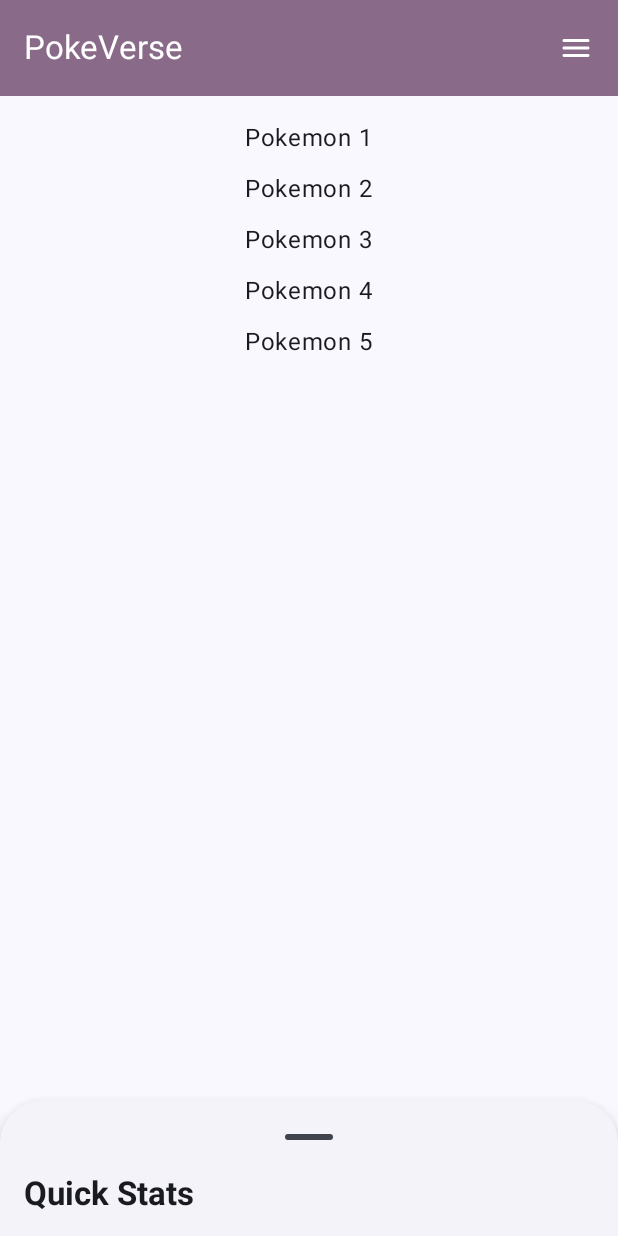
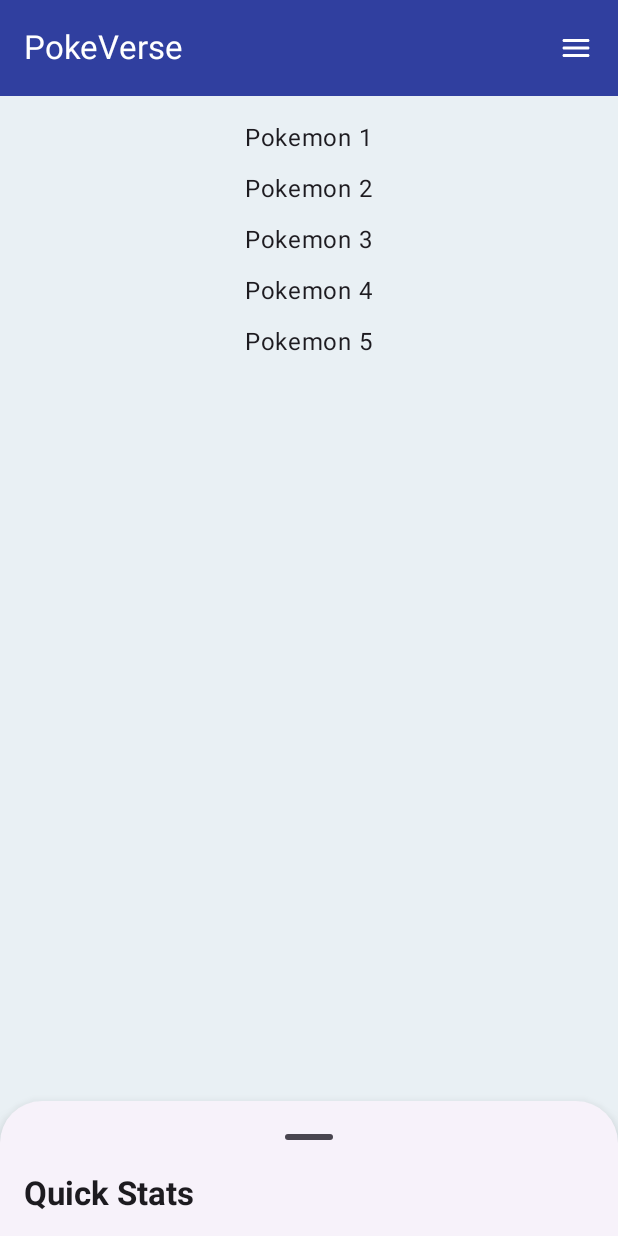
Before and after one commit to Cameron-Fisher-DVT/poke_verse, an Android app built with Jetpack Compose: the screen it shows after launch (MainActivity), on a phone screen of 412 x 824 dp. Run offline under Robolectric (Android 15) with nearby library versions, the phone set to English and light mode, and no system bars.

Commit message:
[Feature][04] Create a color scheme

```diff
--- a/app/src/main/java/za/co/dvt/pokeverse/presentation/ui/theme/Color.kt
+++ b/app/src/main/java/za/co/dvt/pokeverse/presentation/ui/theme/Color.kt
@@ -2,10 +2,72 @@ package za.co.dvt.pokeverse.presentation.ui.theme
 
 import androidx.compose.ui.graphics.Color
 
-val Purple80 = Color(0xFFD0BCFF)
-val PurpleGrey80 = Color(0xFFCCC2DC)
-val Pink80 = Color(0xFFEFB8C8)
 
-val Purple40 = Color(0xFF6650a4)
-val PurpleGrey40 = Color(0xFF625b71)
-val Pink40 = Color(0xFF7D5260)
+val LightModeTertiary = Color(0xFF303F9F)
+val LightModeSecondary = Color(0xFFEF4B4C)
+val LightModePrimary = Color(0xFF3F51B5)
+val LightModeSurface = Color(0xFFE9F0F4)
+
+val DarkModeTertiary = Color(0xFF000000)
+val DarkModeSecondary = Color(0xFFFF6500)
+val DarkModePrimary = Color(0xFF1E3E62)
+val DarkModeSurface = Color(0xFF757575)
+
+sealed class ThemeColors(
+    val background: Color,
+    val surface: Color,
+    val primary: Color,
+    val onPrimary: Color,
+    val primaryContainer: Color,
+    val onPrimaryContainer: Color,
+    val secondary: Color,
+    val onSecondary: Color,
+    val secondaryContainer: Color,
+    val onSecondaryContainer: Color,
+    val tertiary: Color,
+    val onTertiary: Color,
+    val tertiaryContainer: Color,
+    val onTertiaryContainer: Color,
+    val text: Color
+) {
+    data object Dark : ThemeColors(
+        primary = DarkModePrimary,
+        onPrimary = Color.White,
+        primaryContainer = DarkModePrimary,
+        onPrimaryContainer = Color.White,
+
+        secondary = DarkModeSecondary,
+        onSecondary = Color.White,
+        secondaryContainer = DarkModeSecondary,
+        onSecondaryContainer = Color.White,
+
+        tertiary = DarkModeTertiary,
+        onTertiary = Color.White,
+        tertiaryContainer = DarkModeTertiary,
+        onTertiaryContainer = Color.White,
+
+        text = Color.White,
+        background = Color.Black,
+        surface = DarkModeSurface
+    )
+    data object Light : ThemeColors(
+        primary = LightModePrimary,
+        onPrimary = Color.White,
+        primaryContainer = LightModePrimary,
+        onPrimaryContainer = Color.White,
+
+        secondary = LightModeSecondary,
+        onSecondary = Color.White,
+        secondaryContainer = LightModeSecondary,
+        onSecondaryContainer = Color.White,
+
+        tertiary = LightModeTertiary,
+        onTertiary = Color.White,
+        tertiaryContainer = LightModeTertiary,
+        onTertiaryContainer = Color.White,
+
+        text = Color.Black,
+        background = Color.White,
+        surface = LightModeSurface
+    )
+}
--- a/app/src/main/java/za/co/dvt/pokeverse/presentation/ui/theme/Theme.kt
+++ b/app/src/main/java/za/co/dvt/pokeverse/presentation/ui/theme/Theme.kt
@@ -1,53 +1,58 @@
 package za.co.dvt.pokeverse.presentation.ui.theme
 
-import android.os.Build
 import androidx.compose.foundation.isSystemInDarkTheme
 import androidx.compose.material3.MaterialTheme
 import androidx.compose.material3.darkColorScheme
-import androidx.compose.material3.dynamicDarkColorScheme
-import androidx.compose.material3.dynamicLightColorScheme
 import androidx.compose.material3.lightColorScheme
 import androidx.compose.runtime.Composable
-import androidx.compose.ui.platform.LocalContext
 
-private val DarkColorScheme = darkColorScheme(
-    primary = Purple80,
-    secondary = PurpleGrey80,
-    tertiary = Pink80
+private val darkColorPalette = darkColorScheme(
+    primary = ThemeColors.Dark.primary,
+    onPrimary = ThemeColors.Dark.onPrimary,
+    primaryContainer = ThemeColors.Dark.primaryContainer,
+    onPrimaryContainer = ThemeColors.Dark.onPrimaryContainer,
+
+    secondary = ThemeColors.Dark.secondary,
+    onSecondary = ThemeColors.Dark.onSecondary,
+    secondaryContainer = ThemeColors.Dark.secondaryContainer,
+    onSecondaryContainer = ThemeColors.Dark.onSecondaryContainer,
+
+    tertiary = ThemeColors.Dark.tertiary,
+    onTertiary = ThemeColors.Dark.onTertiary,
+    tertiaryContainer = ThemeColors.Dark.tertiaryContainer,
+    onTertiaryContainer = ThemeColors.Dark.onTertiaryContainer,
+
+    surface = ThemeColors.Dark.surface,
+    onSurface = ThemeColors.Dark.text,
+    background = ThemeColors.Dark.background
 )
 
-private val LightColorScheme = lightColorScheme(
-    primary = Purple40,
-    secondary = PurpleGrey40,
-    tertiary = Pink40
+private val lightColorPalette = lightColorScheme(
+    primary = ThemeColors.Light.primary,
+    onPrimary = ThemeColors.Light.onPrimary,
+    primaryContainer = ThemeColors.Light.primaryContainer,
+    onPrimaryContainer = ThemeColors.Light.onPrimaryContainer,
 
-    /* Other default colors to override
-    background = Color(0xFFFFFBFE),
-    surface = Color(0xFFFFFBFE),
-    onPrimary = Color.White,
-    onSecondary = Color.White,
-    onTertiary = Color.White,
-    onBackground = Color(0xFF1C1B1F),
-    onSurface = Color(0xFF1C1B1F),
-    */
+    secondary = ThemeColors.Light.secondary,
+    onSecondary = ThemeColors.Light.onSecondary,
+    secondaryContainer = ThemeColors.Light.secondaryContainer,
+    onSecondaryContainer = ThemeColors.Light.onSecondaryContainer,
+
+    tertiary = ThemeColors.Light.tertiary,
+    onTertiary = ThemeColors.Light.onTertiary,
+    tertiaryContainer = ThemeColors.Light.tertiaryContainer,
+    onTertiaryContainer = ThemeColors.Light.onTertiaryContainer,
+
+    surface = ThemeColors.Light.surface,
+    background = ThemeColors.Light.background
 )
 
 @Composable
 fun PokeVerseTheme(
     darkTheme: Boolean = isSystemInDarkTheme(),
-    // Dynamic color is available on Android 12+
-    dynamicColor: Boolean = true,
     content: @Composable () -> Unit
 ) {
-    val colorScheme = when {
-        dynamicColor && Build.VERSION.SDK_INT >= Build.VERSION_CODES.S -> {
-            val context = LocalContext.current
-            if (darkTheme) dynamicDarkColorScheme(context) else dynamicLightColorScheme(context)
-        }
-
-        darkTheme -> DarkColorScheme
-        else -> LightColorScheme
-    }
+    val colorScheme = if (darkTheme) darkColorPalette else lightColorPalette
 
     MaterialTheme(
         colorScheme = colorScheme,
```
